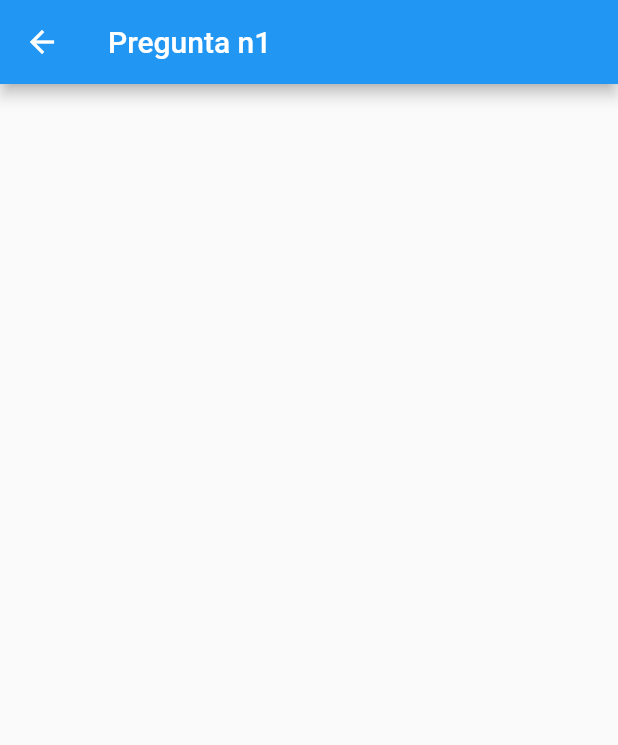
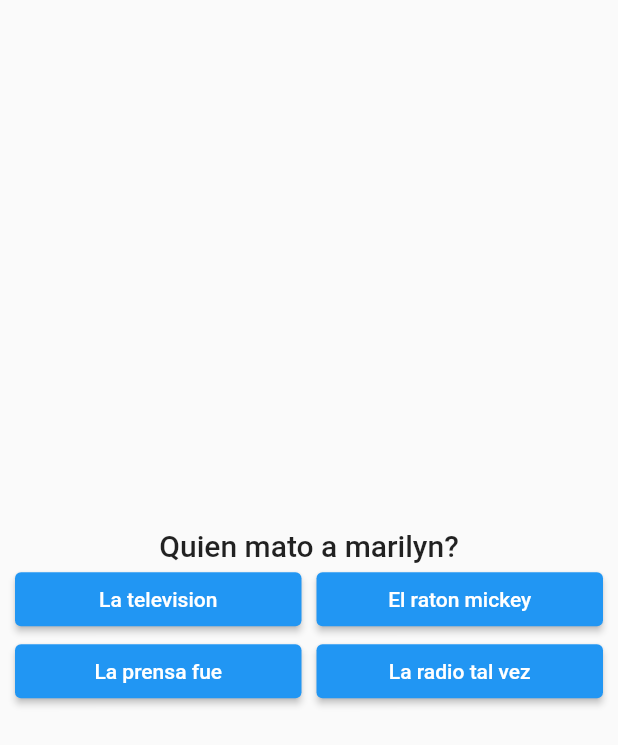
Before and after one commit to jQuera/flutter_game_chilequiz, a Flutter app: the QuestionPage screen opened directly, on a phone screen of 412 x 824 dp. Shown: the top 745 px of the screen. Run offline on Flutter 3.47's test engine with Material 2 defaults, Android fonts, the phone set to English and light mode, and no system bars; our stand-ins replace go_router.

Commit message:
entramos a preguntas

```diff
--- a/lib/main.dart
+++ b/lib/main.dart
@@ -11,7 +11,9 @@ class MainApp extends StatelessWidget {
   @override
   Widget build(BuildContext context) {
     return MaterialApp.router(
-      routerConfig: AppRouter.router(),
+      routerConfig: AppRouter.router,
+      debugShowCheckedModeBanner: false,
+      // themeMode: ThemeMode.dark,
     );
   }
 }
--- a/lib/pages/question/question_page.dart
+++ b/lib/pages/question/question_page.dart
@@ -1,13 +1,59 @@
 import 'package:flutter/material.dart';
+import 'package:flutter_game_chilequiz/pages/question/widgets/answer_widget.dart';
+import 'package:flutter_game_chilequiz/pages/question/widgets/question_widget.dart';
 
 class QuestionPage extends StatelessWidget {
   const QuestionPage({super.key});
-
+  static const route = 'question';
   @override
   Widget build(BuildContext context) {
     return Scaffold(
-      appBar: AppBar(
-        title: Text('Pregunta n1'),
+      body: SafeArea(
+        child: Center(
+          child: Padding(
+            padding: const EdgeInsets.symmetric(horizontal: 10),
+            child: Column(
+              mainAxisAlignment: MainAxisAlignment.center,
+              children: [
+                const QuestionWidget(
+                  question: 'Quien mato a marilyn?',
+                ),
+                Row(
+                  mainAxisAlignment: MainAxisAlignment.spaceEvenly,
+                  children: [
+                    AnswerWidget(
+                      text: 'La television',
+                      onPressed: () {
+                        print('hola');
+                      },
+                    ),
+                    const SizedBox(width: 10),
+                    AnswerWidget(
+                      text: 'El raton mickey',
+                      onPressed: () {},
+                    ),
+                  ],
+                ),
+                Row(
+                  mainAxisAlignment: MainAxisAlignment.spaceEvenly,
+                  children: [
+                    AnswerWidget(
+                      text: 'La prensa fue',
+                      onPressed: () {
+                        print('hola');
+                      },
+                    ),
+                    const SizedBox(width: 10),
+                    AnswerWidget(
+                      text: 'La radio tal vez',
+                      onPressed: () {},
+                    ),
+                  ],
+                ),
+              ],
+            ),
+          ),
+        ),
       ),
     );
   }
--- /dev/null
+++ b/lib/pages/question/widgets/answer_widget.dart
@@ -0,0 +1,22 @@
+import 'package:flutter/material.dart';
+
+class AnswerWidget extends StatelessWidget {
+  const AnswerWidget({
+    super.key,
+    required this.text,
+    required this.onPressed,
+  });
+
+  final String text;
+  final VoidCallback onPressed;
+
+  @override
+  Widget build(BuildContext context) {
+    return Expanded(
+      child: ElevatedButton(
+        onPressed: onPressed,
+        child: Text(text),
+      ),
+    );
+  }
+}
--- /dev/null
+++ b/lib/pages/question/widgets/question_widget.dart
@@ -0,0 +1,16 @@
+import 'package:flutter/material.dart';
+
+class QuestionWidget extends StatelessWidget {
+  const QuestionWidget({
+    super.key,
+    required this.question,
+  });
+  final String question;
+  @override
+  Widget build(BuildContext context) {
+    return Text(
+      question,
+      style: Theme.of(context).textTheme.titleLarge,
+    );
+  }
+}
--- a/lib/routes/app_router.dart
+++ b/lib/routes/app_router.dart
@@ -1,18 +1,23 @@
 import 'package:flutter_game_chilequiz/pages/error/error_page.dart';
 import 'package:flutter_game_chilequiz/pages/main/main_page.dart';
+import 'package:flutter_game_chilequiz/pages/question/question_page.dart';
 import 'package:go_router/go_router.dart';
 
 class AppRouter {
-  static GoRouter router() {
-    return GoRouter(
+  static GoRouter router = GoRouter(
     initialLocation: MainPage.route,
     routes: [
       GoRoute(
         path: '/',
         builder: (context, state) => const MainPage(),
+        routes: [
+          GoRoute(
+            path: QuestionPage.route,
+            builder: (context, state) => const QuestionPage(),
+          ),
+        ],
       ),
     ],
     errorBuilder: (context, state) => const ErrorPage(),
   );
 }
-}
```
Also changed, not shown: lib/pages/error/error_page.dart (+13 -4 lines), lib/pages/main/main_page.dart (+16 -2 lines). Lines whose indentation alone changed are shown as unchanged.
